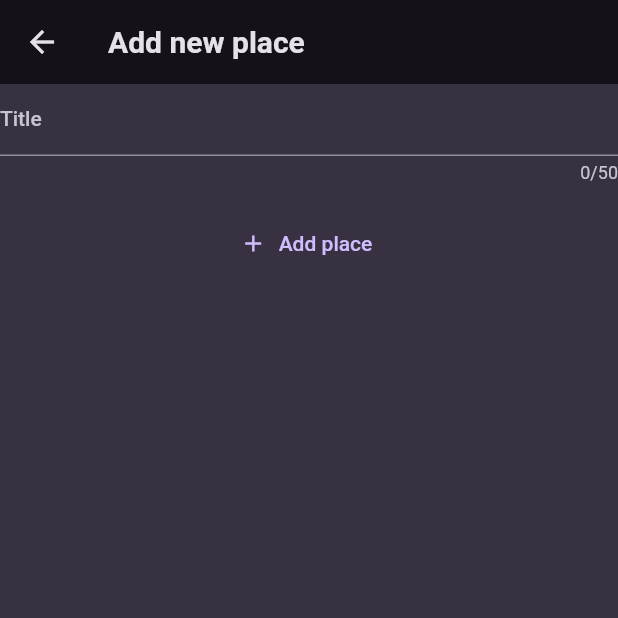
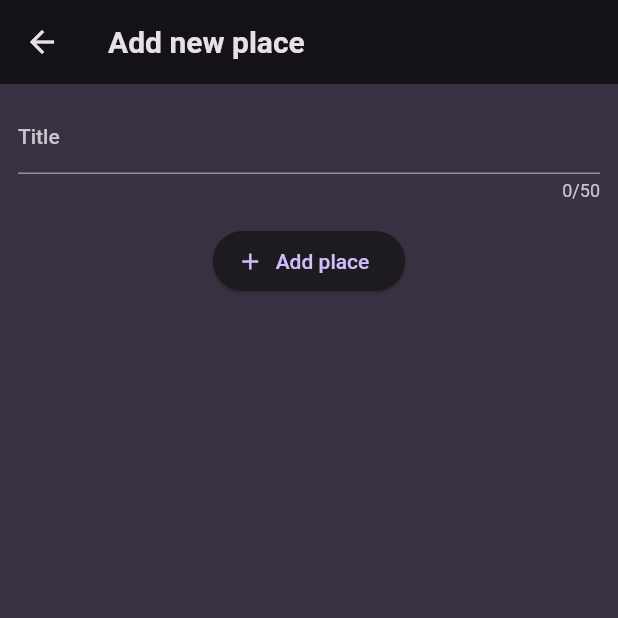
Before and after one commit to phammaidung/FavoritePlacesApp, a Flutter app: the screen it shows after launch, after a tap on the "add" icon, on a phone screen of 412 x 824 dp, the top half of it. Run offline on Flutter 3.47's test engine with Material 2 defaults, Android fonts, the phone set to English and light mode, and no system bars; our stand-ins replace flutter_riverpod, google_fonts.

Commit message:
config 'add new place' features

```diff
--- a/lib/main.dart
+++ b/lib/main.dart
@@ -1,5 +1,6 @@
 import 'package:favorite_places_app/screens/favorite_places.dart';
 import 'package:flutter/material.dart';
+import 'package:flutter_riverpod/flutter_riverpod.dart';
 
 import 'package:google_fonts/google_fonts.dart';
 
@@ -28,7 +29,7 @@ final theme = ThemeData().copyWith(
 
 void main() {
   runApp(
-    const MyApp(),
+    const ProviderScope(child: MyApp()),
   );
 }
 
--- /dev/null
+++ b/lib/providers/user_places.dart
@@ -0,0 +1,16 @@
+import 'package:flutter_riverpod/flutter_riverpod.dart';
+
+import '../models/place.dart';
+
+class UserPlacesNotifier extends StateNotifier<List<Place>> {
+  UserPlacesNotifier() : super(const []);
+
+  void addPlace(String title) {
+    final newPlace = Place(title: title);
+    state = [newPlace, ...state];
+  }
+}
+
+final userPlacesProvider =
+    StateNotifierProvider<UserPlacesNotifier, List<Place>>(
+        (ref) => UserPlacesNotifier());
--- a/lib/screens/favorite_places.dart
+++ b/lib/screens/favorite_places.dart
@@ -1,57 +1,52 @@
+import 'package:favorite_places_app/providers/user_places.dart';
 import 'package:favorite_places_app/screens/new_place.dart';
-import 'package:favorite_places_app/screens/place_detail.dart';
+import 'package:favorite_places_app/widgets/places_list.dart';
 import 'package:flutter/material.dart';
+import 'package:flutter_riverpod/flutter_riverpod.dart';
 
-import '../models/place.dart';
-
-class FavoritePlacesScreen extends StatefulWidget {
+class FavoritePlacesScreen extends ConsumerWidget {
   const FavoritePlacesScreen({super.key});
 
-  @override
-  State<FavoritePlacesScreen> createState() => _FavoritePlacesScreenState();
-}
-
-class _FavoritePlacesScreenState extends State<FavoritePlacesScreen> {
-  final List<Place> _favoritePlaces = [];
-
-  void _addPlace() async {
-    final newPlace = await Navigator.of(context)
-        .push<Place>(MaterialPageRoute(builder: (ctx) => const NewPlace()));
-    setState(() {
-      _favoritePlaces.add(newPlace!);
-    });
-  }
+  //final List<Place> _favoritePlaces = [];
 
   @override
-  Widget build(BuildContext context) {
-    Widget content = ListView.builder(
-        itemCount: _favoritePlaces.length,
-        itemBuilder: (context, index) {
-          return InkWell(
-            onTap: () {
-              Navigator.of(context).push(MaterialPageRoute(
-                  builder: (ctx) =>
-                      PlaceDetailScreen(place: _favoritePlaces[index])));
-            },
-            child: Text(_favoritePlaces[index].title),
-          );
-        });
+  Widget build(BuildContext context, WidgetRef ref) {
+    final userPlaces = ref.watch(userPlacesProvider);
+    // Widget content = ListView.builder(
+    //     itemCount: _favoritePlaces.length,
+    //     itemBuilder: (context, index) {
+    //       return InkWell(
+    //         onTap: () {
+    //           Navigator.of(context).push(MaterialPageRoute(
+    //               builder: (ctx) =>
+    //                   PlaceDetailScreen(place: _favoritePlaces[index])));
+    //         },
+    //         child: Text(_favoritePlaces[index].title,
+    //             style: Theme.of(context).textTheme.titleMedium!.copyWith(
+    //                 color: Theme.of(context).colorScheme.onBackground)),
+    //       );
+    //     });
 
-    if (_favoritePlaces.isEmpty) {
-      content = Center(
-        child: Text('No place added yet.',
-            style: Theme.of(context).textTheme.bodyLarge!.copyWith(
-                color: Theme.of(context).colorScheme.onSecondaryContainer)),
-      );
-    }
+    // if (_favoritePlaces.isEmpty) {
+    //   content = Center(
+    //     child: Text('No place added yet.',
+    //         style: Theme.of(context).textTheme.bodyLarge!.copyWith(
+    //             color: Theme.of(context).colorScheme.onSecondaryContainer)),
+    //   );
+    // }
 
     return Scaffold(
         appBar: AppBar(
           title: const Text('Your Places'),
           actions: [
-            IconButton(onPressed: _addPlace, icon: const Icon(Icons.add))
+            IconButton(
+                onPressed: () {
+                  Navigator.of(context).push(
+                      MaterialPageRoute(builder: (ctx) => NewPlaceScreen()));
+                },
+                icon: const Icon(Icons.add))
           ],
         ),
-        body: content);
+        body: PlacesList(places: userPlaces));
   }
 }
--- a/lib/screens/new_place.dart
+++ b/lib/screens/new_place.dart
@@ -1,58 +1,69 @@
-import 'package:favorite_places_app/models/place.dart';
+import 'package:favorite_places_app/providers/user_places.dart';
 import 'package:flutter/material.dart';
+import 'package:flutter_riverpod/flutter_riverpod.dart';
 
-class NewPlace extends StatefulWidget {
-  const NewPlace({super.key});
+class NewPlaceScreen extends ConsumerStatefulWidget {
+  const NewPlaceScreen({super.key});
 
   @override
-  State<NewPlace> createState() {
+  ConsumerState<NewPlaceScreen> createState() {
     return _NewPlaceState();
   }
 }
 
-class _NewPlaceState extends State<NewPlace> {
-  final _formKey = GlobalKey<FormState>();
-  var _enteredTitle = '';
+class _NewPlaceState extends ConsumerState<NewPlaceScreen> {
+  // final _formKey = GlobalKey<FormState>();
+  // var _enteredTitle = '';
 
   void _savePlace() {
-    if (_formKey.currentState!.validate()) {
-      _formKey.currentState!.save();
-      Navigator.of(context).pop(Place(title: _enteredTitle));
+    final enteredTitle = _titleController.text;
+    if (enteredTitle.isEmpty) {
+      return;
     }
+
+    ref.read(userPlacesProvider.notifier).addPlace(enteredTitle);
+
+    Navigator.of(context).pop();
   }
+
+  final _titleController = TextEditingController();
 
   @override
   Widget build(BuildContext context) {
     return Scaffold(
       appBar: AppBar(title: const Text('Add new place')),
-      body: Form(
-          key: _formKey,
+      body: SingleChildScrollView(
+        padding: const EdgeInsets.all(12),
         child: Column(
           children: [
-              TextFormField(
+            TextField(
+              controller: _titleController,
+              style:
+                  TextStyle(color: Theme.of(context).colorScheme.onBackground),
               decoration: const InputDecoration(
                 label: Text('Title'),
               ),
               maxLength: 50,
-                validator: (value) {
-                  if (value == null ||
-                      value.isEmpty ||
-                      value.trim().length > 50) {
-                    return "Must be between 1 and 50 characters.";
-                  }
-                  return null;
-                },
-                onSaved: (value) {
-                  _enteredTitle = value!;
-                },
+              // validator: (value) {
+              //   if (value == null ||
+              //       value.isEmpty ||
+              //       value.trim().length > 50) {
+              //     return "Must be between 1 and 50 characters.";
+              //   }
+              //   return null;
+              // },
+              // onSaved: (value) {
+              //   _enteredTitle = value!;
+              // },
             ),
             const SizedBox(height: 16),
-              TextButton.icon(
+            ElevatedButton.icon(
                 onPressed: _savePlace,
                 icon: const Icon(Icons.add),
                 label: const Text('Add place'))
           ],
-          )),
+        ),
+      ),
     );
   }
 }
--- a/lib/widgets/places_list.dart
+++ b/lib/widgets/places_list.dart
@@ -0,0 +1,35 @@
+import 'package:favorite_places_app/screens/place_detail.dart';
+import 'package:flutter/material.dart';
+
+import '../models/place.dart';
+
+class PlacesList extends StatelessWidget {
+  const PlacesList({super.key, required this.places});
+
+  final List<Place> places;
+
+  @override
+  Widget build(BuildContext context) {
+    if (places.isEmpty) {
+      return Center(
+        child: Text('No place added yet.',
+            style: Theme.of(context).textTheme.bodyLarge!.copyWith(
+                color: Theme.of(context).colorScheme.onSecondaryContainer)),
+      );
+    }
+
+    return ListView.builder(
+        itemCount: places.length,
+        itemBuilder: (context, index) {
+          return ListTile(
+            title: Text(places[index].title,
+                style: Theme.of(context).textTheme.titleMedium!.copyWith(
+                    color: Theme.of(context).colorScheme.onBackground)),
+            onTap: () {
+              Navigator.of(context).push(MaterialPageRoute(
+                  builder: (ctx) => PlaceDetailScreen(place: places[index])));
+            },
+          );
+        });
+  }
+}
```
Also changed, not shown: pubspec.yaml (+3 -5 lines), pubspec.lock. Lines whose indentation alone changed are shown as unchanged.
